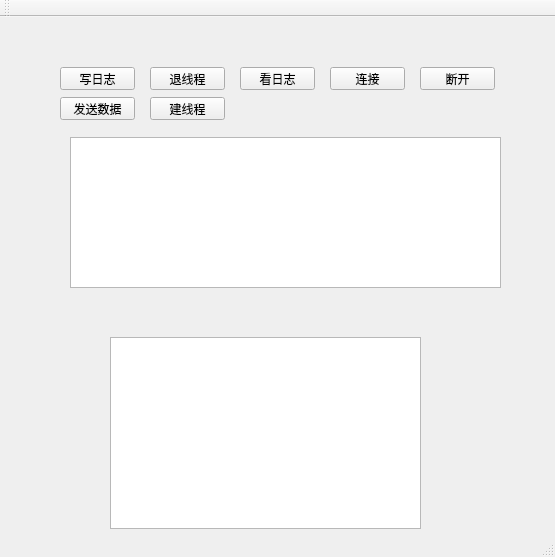
Anne081031/WinParkUI, file FuturePmsSolution/PlatformCentralClient/mainwindow.ui: the form before one commit.
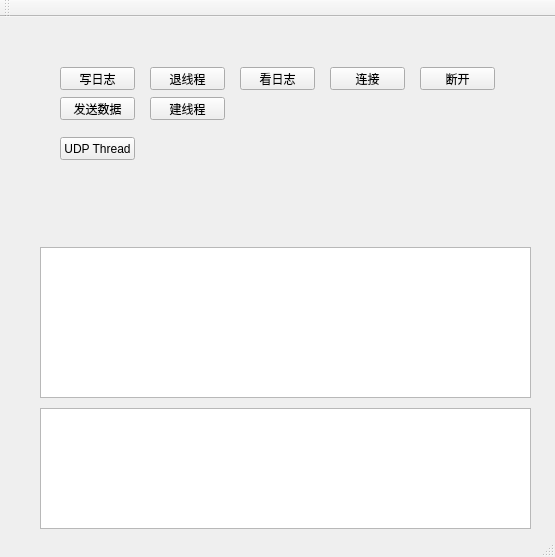
The form after the commit.

The edit to the form file:
```diff
--- a/FuturePmsSolution/PlatformCentralClient/mainwindow.ui
+++ b/FuturePmsSolution/PlatformCentralClient/mainwindow.ui
@@ -108,23 +108,36 @@
    <widget class="QListWidget" name="listWidget">
     <property name="geometry">
      <rect>
-      <x>110</x>
-      <y>320</y>
-      <width>311</width>
-      <height>192</height>
+      <x>40</x>
+      <y>391</y>
+      <width>491</width>
+      <height>121</height>
      </rect>
     </property>
    </widget>
    <widget class="QTextEdit" name="textEdit">
     <property name="geometry">
      <rect>
-      <x>70</x>
-      <y>120</y>
-      <width>431</width>
+      <x>40</x>
+      <y>230</y>
+      <width>491</width>
       <height>151</height>
      </rect>
     </property>
    </widget>
+   <widget class="QPushButton" name="pushButton_8">
+    <property name="geometry">
+     <rect>
+      <x>60</x>
+      <y>120</y>
+      <width>75</width>
+      <height>23</height>
+     </rect>
+    </property>
+    <property name="text">
+     <string>UDP Thread</string>
+    </property>
+   </widget>
   </widget>
   <widget class="QMenuBar" name="menuBar">
    <property name="geometry">
```
